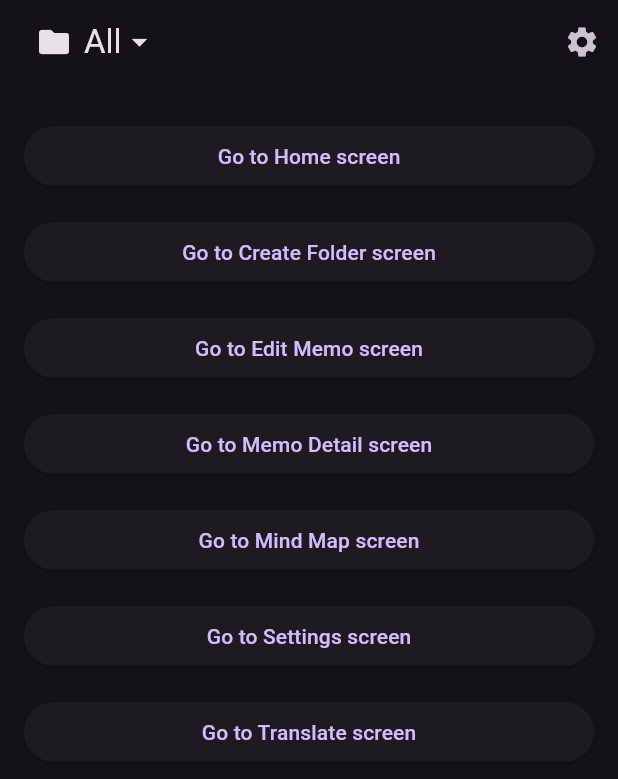
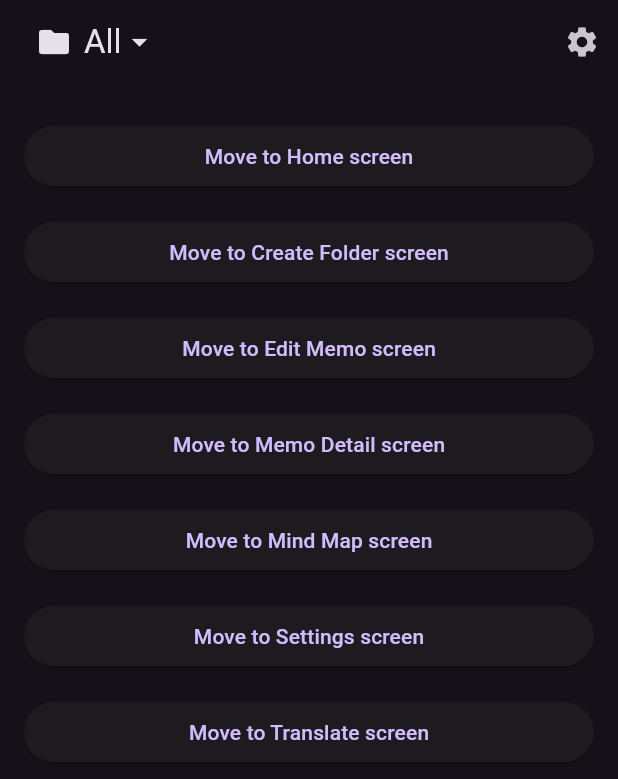
Before and after one commit to ketchstudio/ai-memo-app, a Flutter app: the screen it shows after launch, on a phone screen of 412 x 824 dp. Shown: the top 779 px of the screen. Run offline on Flutter 3.47's test engine with Material 3 defaults, Android fonts, the phone set to English and light mode, and no system bars; our stand-ins replace firebase_core, flutter_dotenv, get_it, go_router, supabase_flutter; accounts and stored records are empty.

Commit message:
Config: test CI

```diff
--- a/lib/presentation/home/home_screen.dart
+++ b/lib/presentation/home/home_screen.dart
@@ -39,7 +39,7 @@ class _HomeScreenState extends State<HomeScreen> {
               padding: const EdgeInsets.symmetric(vertical: 8.0),
               child: ElevatedButton(
                 onPressed: () => context.push(route.path),
-                child: Text('Go to ${route.label} screen'),
+                child: Text('Move to ${route.label} screen'),
               ),
             ),
         ],
```
